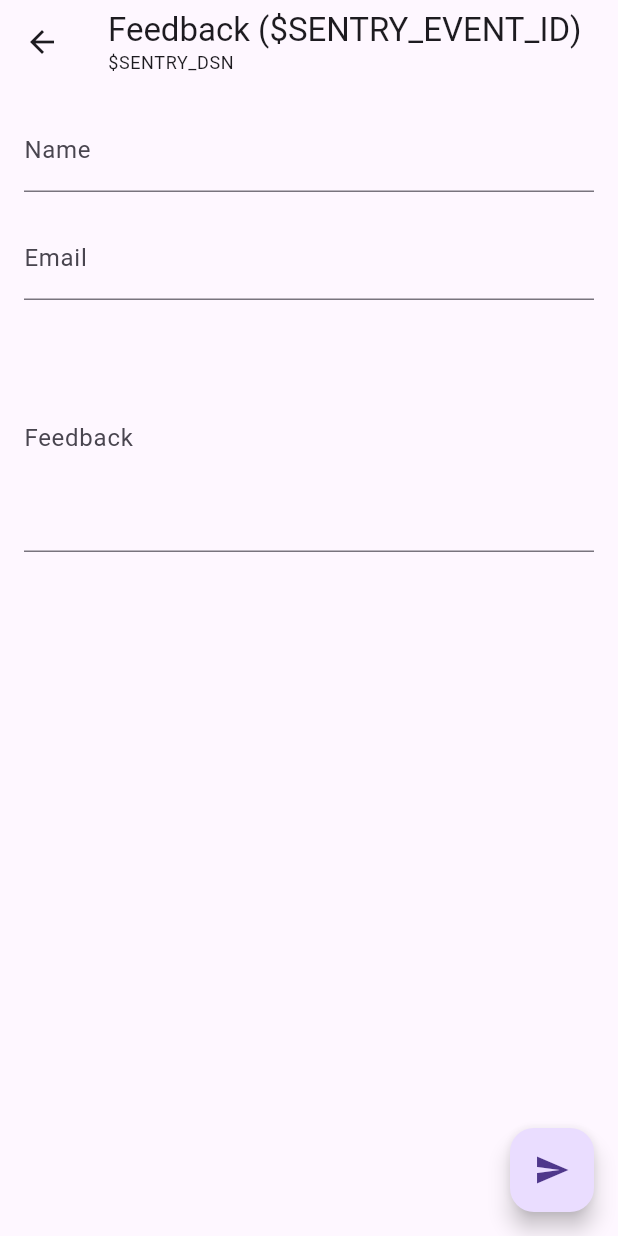
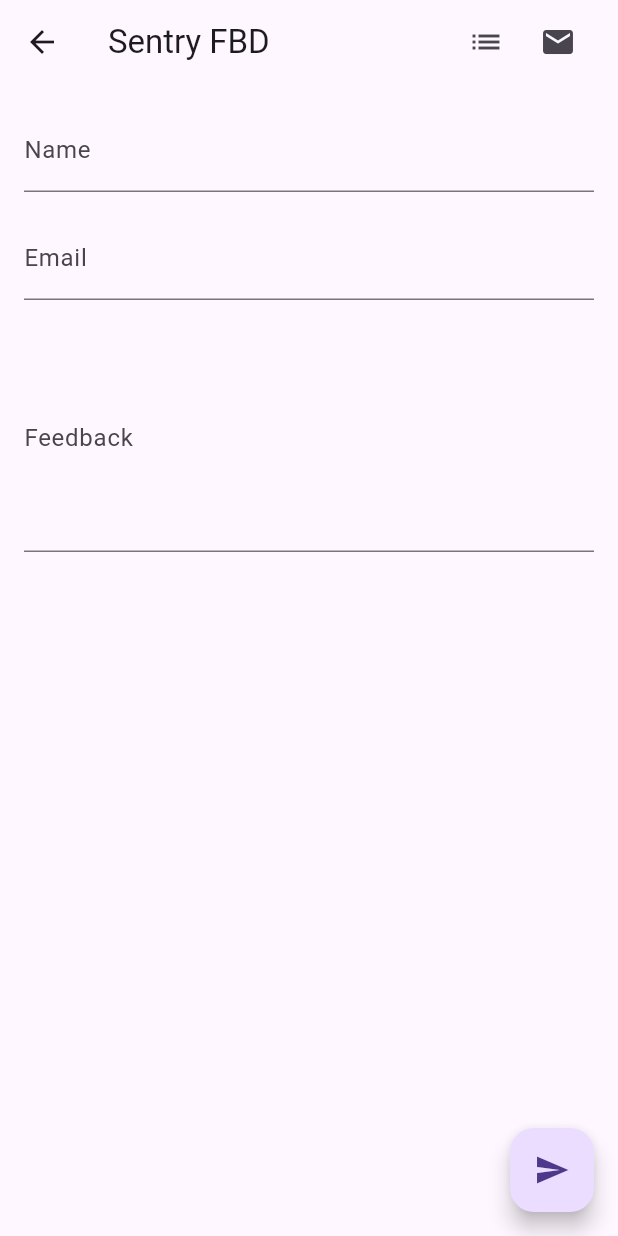
Before and after one commit to jpnurmi/sentry-fbd, a Flutter app: the FeedbackView screen opened by its route, on a phone screen of 412 x 824 dp. Run offline on Flutter 3.47's test engine with Material 3 defaults, Android fonts, the phone set to English and light mode, and no system bars; our stand-ins replace file, flutter_highlight, platform, sentry; missing offline and left inert: code_text_field, highlight.

```diff
--- a/lib/environment_view_model.dart
+++ b/lib/environment_view_model.dart
@@ -10,12 +10,16 @@
 
   final Platform _platform;
   List<String> _keys = [];
+  String _filter = '';
 
   int get length => _keys.length;
   String key(int index) => _keys[index];
   String? value(int index) => _platform.environment[_keys[index]];
 
+  String init() => _filter;
+
   void filter(String filter) {
+    _filter = filter;
     _keys = _platform.environment.keys
         .where(
           (key) =>
--- a/lib/feedback_view.dart
+++ b/lib/feedback_view.dart
@@ -2,6 +2,7 @@
 import 'package:provider/provider.dart';
 
 import 'feedback_view_model.dart';
+import 'routes.dart';
 
 class FeedbackView extends StatefulWidget {
   const FeedbackView({super.key});
@@ -23,17 +24,20 @@
     return Scaffold(
       appBar: AppBar(
         centerTitle: false,
-        title: Column(
-          crossAxisAlignment: CrossAxisAlignment.start,
-          children: [
-            Text('Feedback (${viewModel.eventId ?? '\$SENTRY_EVENT_ID'})'),
-            Text(
-              viewModel.dsn ?? '\$SENTRY_DSN',
-              overflow: TextOverflow.ellipsis,
-              style: Theme.of(context).textTheme.bodySmall,
-            ),
-          ],
-        ),
+        title: Text('Sentry FBD'),
+        actions: [
+          IconButton(
+            icon: const Icon(Icons.list),
+            tooltip: 'Environment',
+            onPressed: () => Navigator.pushNamed(context, Routes.environment),
+          ),
+          IconButton(
+            icon: const Icon(Icons.mail),
+            tooltip: 'Envelope',
+            onPressed: () => Navigator.pushNamed(context, Routes.envelope),
+          ),
+        ],
+        actionsPadding: const EdgeInsets.symmetric(horizontal: 16),
       ),
       body: ListView(
         padding: const EdgeInsets.all(16),
--- a/lib/routes.dart
+++ b/lib/routes.dart
@@ -1,4 +1,5 @@
 class Routes {
   static const String envelope = '/envelope';
+  static const String environment = '/environment';
   static const String feedback = '/feedback';
 }
```
Also changed, not shown: lib/argument_model.dart (deleted, +0 -17 lines), lib/argument_view.dart (deleted, +0 -73 lines), lib/argument_view_model.dart (deleted, +0 -26 lines), lib/envelope_view.dart (+4 -4 lines), lib/envelope_view_model.dart (+7 -3 lines), lib/environment_view.dart (+12 -7 lines), lib/main.dart (+4 -37 lines).
